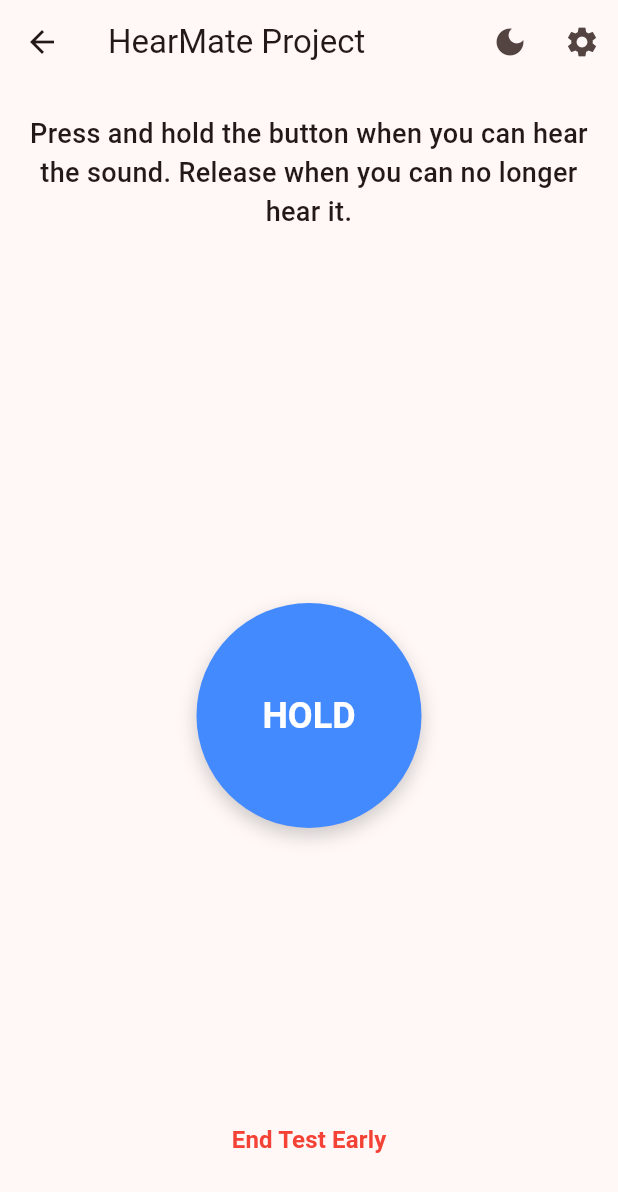
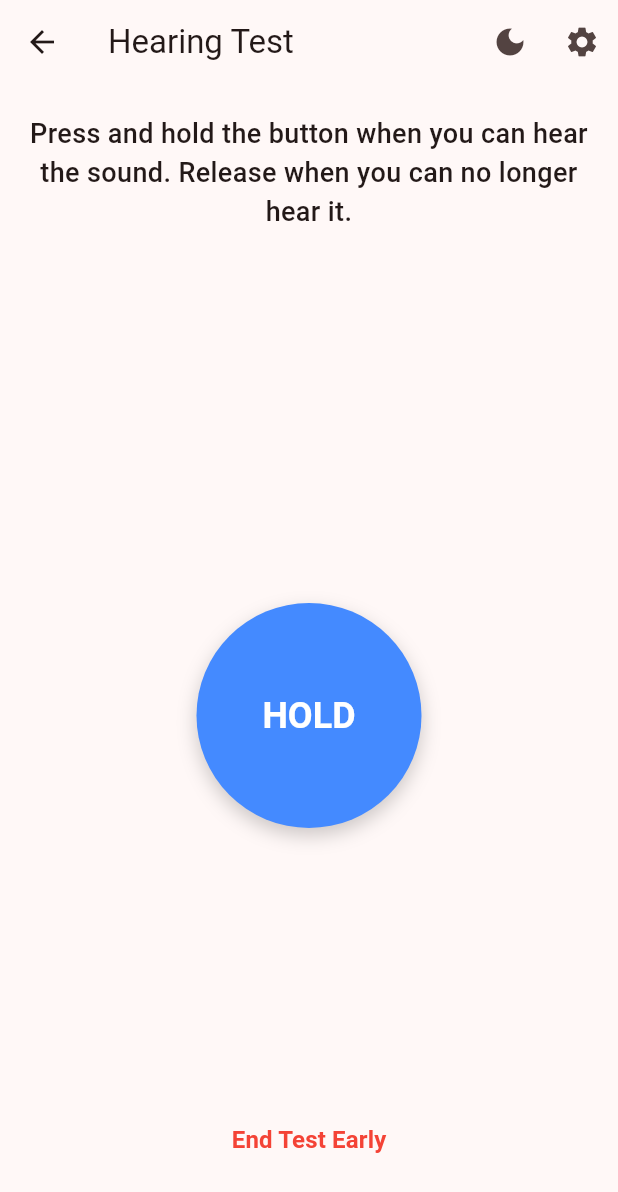
Before and after one commit to HearMate/hear-mate-app, a Flutter app: the HearingTestPage screen opened by its route, on a phone screen of 412 x 824 dp. Shown: the top 1192 px of the screen. Run offline on Flutter 3.47's test engine with Material 3 defaults, Android fonts, the phone set to English and light mode, and no system bars; our stand-ins replace audioplayers, bloc, file_picker, fl_chart, flutter_bloc, flutter_svg and 2 more; accounts and stored records are empty; generated files the repository leaves out were written again.

Commit message:
Update language constants

```diff
--- a/lib/l10n/app_en.arb
+++ b/lib/l10n/app_en.arb
@@ -1,5 +1,11 @@
 {
 	"@@locale": "en",
+
+
+    "comment_homepage1": "=====================================",
+    "comment_homepage2": "============== HomePage =============",
+    "comment_homepage3": "=====================================",
+
 
     "homepage_button_helper": "Please select a module to continue:",
     "homepage_button_audioTest": "Audio Test Module",
@@ -18,6 +24,12 @@
     "@homepage_button_moreModules": {
         "description": "Label for the button indicating more modules will be available in the future."
     },
+
+
+    "comment_echo_parse1": "=====================================",
+    "comment_echo_parse2": "============= Echo Parse ============",
+    "comment_echo_parse3": "=====================================",
+
 
     "echoparse_upload_appbarTitle": "Upload",
     "echoparse_upload_headerUpload": "Load your audiogram",
@@ -64,5 +76,157 @@
 	},
 	"@echoparse_welcome_button_body": {
 		"description": "Text displayed on the button to start the process."
-	}
+	},
+
+    "echoparse_settings_appbar_title": "Settings",
+    "echoparse_settings_language_title": "Language",
+
+    "@echoparse_settings_appbar_title": {
+        "description": "Title displayed in the app bar on the settings screen."
+    },
+    "@echoparse_settings_language_title": {
+        "description": "Label for the language selection option in the settings."
+    },
+
+    "echoparse_upload_done_success_title": "Data loaded successfully.",
+    "echoparse_upload_done_loaded_title": "Audiogram loaded.",
+    "echoparse_upload_done_processed_title": "Image has been processed to CSV.",
+    "echoparse_upload_done_download_title": "Download.",
+    "echoparse_upload_done_saved_title": "Saved files",
+
+    "@echoparse_upload_done_success_title": {
+        "description": "Title displayed when data is successfully loaded."
+    },
+    "@echoparse_upload_done_loaded_title": {
+        "description": "Title displayed when the audiogram is successfully loaded."
+    },
+    "@echoparse_upload_done_processed_title": {
+        "description": "Title displayed when the image has been processed into a CSV file."
+    },
+    "@echoparse_upload_done_download_title": {
+        "description": "Label for the button to download the processed CSV file."
+    },
+    "@echoparse_upload_done_saved_title": {
+        "description": "Title for the section displaying saved files."
+    },
+
+    "echoparse_collection_thanks_title": "Thank you for using",
+    "echoparse_collection_module_name": "Echo Parse!",
+    "echoparse_collection_choose_title": "Choose your way.",
+    "echoparse_collection_parse_title": "Parse new file.",
+    "echoparse_collection_modules_title": "Go back to modules",
+
+    "@echoparse_collection_thanks_title": {
+        "description": "Title displayed to thank the user for using the application."
+    },
+    "@echoparse_collection_module_name": {
+        "description": "Name of the Echo Parse module displayed in the collection screen."
+    },
+    "@echoparse_collection_choose_title": {
+        "description": "Title prompting the user to choose their preferred action or path."
+    },
+    "@echoparse_collection_parse_title": {
+        "description": "Label for the option to parse a new document."
+    },
+    "@echoparse_collection_modules_title": {
+        "description": "Label for the option to navigate back to the modules screen."
+    },
+
+
+    "comment_hearing_test1": "=====================================",
+    "comment_hearing_test2": "============ Hearing Test ===========",
+    "comment_hearing_test3": "=====================================",
+
+
+    "hearing_test_test_page_title": "Hearing Test",
+    "hearing_test_test_page_instruction": "Press and hold the button when you can hear the sound. Release when you can no longer hear it.",
+    "hearing_test_test_page_release": "Release the button now.",
+    "hearing_test_test_page_end": "End Test Early",
+
+    "@hearing_test_test_page_title": {
+        "description": "Title displayed on the hearing test page."
+    },
+    "@hearing_test_test_page_instruction": {
+        "description": "Instruction text explaining how to perform the hearing test."
+    },
+    "@hearing_test_test_page_release": {
+        "description": "Text prompting the user to release the button during the hearing test."
+    },
+    "@hearing_test_test_page_end": {
+        "description": "Label for the option to end the hearing test early."
+    },
+
+    "hearing_test_audiogram_chart_frequency": "Frequency (Hz)",
+    "hearing_test_audiogram_chart_mild_loss": "Mild loss",
+    "hearing_test_audiogram_chart_moderate_loss": "Moderate loss",
+    "hearing_test_audiogram_chart_severe_loss": "Severe loss",
+    "hearing_test_audiogram_chart_left_ear": "Left ear",
+    "hearing_test_audiogram_chart_right_ear": "Right ear",
+
+    "@hearing_test_audiogram_chart_frequency": {
+        "description": "Label for the frequency axis on the audiogram chart."
+    },
+    "@hearing_test_audiogram_chart_mild_loss": {
+        "description": "Label indicating mild hearing loss on the audiogram chart."
+    },
+    "@hearing_test_audiogram_chart_moderate_loss": {
+        "description": "Label indicating moderate hearing loss on the audiogram chart."
+    },
+    "@hearing_test_audiogram_chart_severe_loss": {
+        "description": "Label indicating severe hearing loss on the audiogram chart."
+    },
+    "@hearing_test_audiogram_chart_left_ear": {
+        "description": "Label for the left ear data on the audiogram chart."
+    },
+    "@hearing_test_audiogram_chart_right_ear": {
+        "description": "Label for the right ear data on the audiogram chart."
+    },
+
+    "hearing_test_result_page_title": "HearMate",
+    "hearing_test_result_page_your_results": "Your Hearing Test Results",
+    "hearing_test_result_page_instruction": "Below is your audiogram showing hearing thresholds across different frequencies.",
+    "hearing_test_result_page_note": "Note",
+    "hearing_test_result_page_note_description": "This generated audiogram and hearing test results are not precise and should be interpreted with caution. For an accurate diagnosis, please consult a qualified audiologist or healthcare professional.",
+    "hearing_test_result_page_save_results": "Save results",
+    "hearing_test_result_page_home": "Back to home",
+
+    "@hearing_test_result_page_title": {
+        "description": "Title displayed on the hearing test results page."
+    },
+    "@hearing_test_result_page_your_results": {
+        "description": "Header text indicating the user's hearing test results."
+    },
+    "@hearing_test_result_page_instruction": {
+        "description": "Instruction text explaining the audiogram displayed on the results page."
+    },
+    "@hearing_test_result_page_note": {
+        "description": "Label for the note section on the results page."
+    },
+    "@hearing_test_result_page_note_description": {
+        "description": "Description text warning users about the limitations of the generated audiogram and advising consultation with a professional."
+    },
+    "@hearing_test_result_page_save_results": {
+        "description": "Label for the button to save the hearing test results."
+    },
+    "@hearing_test_result_page_home": {
+        "description": "Label for the button to navigate back to the home page."
+    },
+
+    "hearing_test_welcome_page_title": "Hear Mate",
+    "hearing_test_welcome_page_welcome": "Welcome to Hearing Test",
+    "hearing_test_welcome_page_description": "This module will test your hearing ability across different frequencies.",
+    "hearing_test_welcome_page_start": "Start Test",
+
+    "@hearing_test_welcome_page_title": {
+        "description": "Title displayed on the welcome page of the hearing test module."
+    },
+    "@hearing_test_welcome_page_welcome": {
+        "description": "Welcome message displayed on the hearing test module's welcome page."
+    },
+    "@hearing_test_welcome_page_description": {
+        "description": "Description text explaining the purpose of the hearing test module."
+    },
+    "@hearing_test_welcome_page_start": {
+        "description": "Label for the button to start the hearing test."
+    }
 }
--- a/lib/modules/hearing_test/screens/hearing_test_page/hearing_test_page.dart
+++ b/lib/modules/hearing_test/screens/hearing_test_page/hearing_test_page.dart
@@ -1,5 +1,6 @@
 import 'package:flutter/material.dart';
 import 'package:flutter_bloc/flutter_bloc.dart';
+import 'package:flutter_gen/gen_l10n/app_localizations.dart';
 import 'package:hear_mate_app/modules/hearing_test/blocs/hearing_test/hearing_test_bloc.dart';
 import 'package:hear_mate_app/widgets/hm_app_bar.dart';
 
@@ -12,7 +13,7 @@ class HearingTestPage extends StatelessWidget {
 
     return Scaffold(
       appBar: HMAppBar(
-        title: "HearMate Project",
+        title: AppLocalizations.of(context)!.hearing_test_test_page_title,
         route: ModalRoute.of(context)?.settings.name ?? "",
       ),
       body: BlocConsumer<HearingTestBloc, HearingTestState>(
@@ -24,10 +25,10 @@ class HearingTestPage extends StatelessWidget {
         builder: (context, state) {
           return Column(
             children: [
-              const Padding(
+              Padding(
                 padding: EdgeInsets.all(20.0),
                 child: Text(
-                  'Press and hold the button when you can hear the sound. Release when you can no longer hear it.',
+                  AppLocalizations.of(context)!.hearing_test_test_page_instruction,
                   style: TextStyle(fontSize: 18, fontWeight: FontWeight.w500),
                   textAlign: TextAlign.center,
                 ),
@@ -38,8 +39,8 @@ class HearingTestPage extends StatelessWidget {
                   height: 24,
                   child:
                       state.wasSoundHeard
-                          ? const Text(
-                            'Release the button now.',
+                          ? Text(
+                            AppLocalizations.of(context)!.hearing_test_test_page_release,
                             style: TextStyle(
                               fontSize: 18,
                               fontWeight: FontWeight.bold,
@@ -121,8 +122,8 @@ class HearingTestPage extends StatelessWidget {
                       (route) => false,
                     );
                   },
-                  child: const Text(
-                    'End Test Early',
+                  child: Text(
+                    AppLocalizations.of(context)!.hearing_test_test_page_end,
                     style: TextStyle(color: Colors.red, fontSize: 16),
                   ),
                 ),
--- a/lib/modules/hearing_test/screens/hearing_test_result_page/audiogram_chart.dart
+++ b/lib/modules/hearing_test/screens/hearing_test_result_page/audiogram_chart.dart
@@ -1,5 +1,6 @@
 import 'package:fl_chart/fl_chart.dart';
 import 'package:flutter/material.dart';
+import 'package:flutter_gen/gen_l10n/app_localizations.dart';
 
 /** @TODO
  * This widget needs some changes:
@@ -42,9 +43,9 @@ class AudiogramChart extends StatelessWidget {
             ),
             titlesData: FlTitlesData(
               bottomTitles: AxisTitles(
-                axisNameWidget: const Padding(
+                axisNameWidget: Padding(
                   padding: EdgeInsets.only(top: 1.0),
-                  child: Text('Frequency (Hz)', style: TextStyle(fontSize: 12)),
+                  child: Text(AppLocalizations.of(context)!.hearing_test_audiogram_chart_frequency, style: TextStyle(fontSize: 12)),
                 ),
                 sideTitles: SideTitles(
                   showTitles: true,
@@ -89,9 +90,9 @@ class AudiogramChart extends StatelessWidget {
                 sideTitles: SideTitles(showTitles: false),
               ),
               topTitles: AxisTitles(
-                axisNameWidget: const Padding(
+                axisNameWidget: Padding(
                   padding: EdgeInsets.only(bottom: 20.0),
-                  child: Text('Frequency (Hz)', style: TextStyle(fontSize: 12)),
+                  child: Text(AppLocalizations.of(context)!.hearing_test_audiogram_chart_frequency, style: TextStyle(fontSize: 12)),
                 ),
                 sideTitles: SideTitles(showTitles: false),
               ),
@@ -159,7 +160,7 @@ class AudiogramChart extends StatelessWidget {
                     alignment: Alignment.topRight,
                     padding: const EdgeInsets.only(right: 5, bottom: 5),
                     style: const TextStyle(fontSize: 9, color: Colors.orange),
-                    labelResolver: (line) => 'Mild loss',
+                    labelResolver: (line) => AppLocalizations.of(context)!.hearing_test_audiogram_chart_mild_loss,
                   ),
                 ),
                 HorizontalLine(
@@ -175,7 +176,7 @@ class AudiogramChart extends StatelessWidget {
                       fontSize: 9,
                       color: Colors.deepOrange,
                     ),
-                    labelResolver: (line) => 'Moderate loss',
+                    labelResolver: (line) => AppLocalizations.of(context)!.hearing_test_audiogram_chart_moderate_loss,
                   ),
                 ),
                 HorizontalLine(
@@ -188,7 +189,7 @@ class AudiogramChart extends StatelessWidget {
                     alignment: Alignment.topRight,
                     padding: const EdgeInsets.only(right: 5, bottom: 5),
                     style: const TextStyle(fontSize: 9, color: Colors.red),
-                    labelResolver: (line) => 'Severe loss',
+                    labelResolver: (line) => AppLocalizations.of(context)!.hearing_test_audiogram_chart_severe_loss,
                   ),
                 ),
               ],
@@ -203,11 +204,11 @@ class AudiogramChart extends StatelessWidget {
             children: [
               Container(width: 12, height: 12, color: Colors.blue),
               const SizedBox(width: 4),
-              const Text('Left Ear', style: TextStyle(fontSize: 12)),
+              Text(AppLocalizations.of(context)!.hearing_test_audiogram_chart_left_ear, style: TextStyle(fontSize: 12)),
               const SizedBox(width: 20),
               Container(width: 12, height: 12, color: Colors.red),
               const SizedBox(width: 4),
-              const Text('Right Ear', style: TextStyle(fontSize: 12)),
+              Text(AppLocalizations.of(context)!.hearing_test_audiogram_chart_right_ear, style: TextStyle(fontSize: 12)),
             ],
           ),
         ),
--- a/lib/modules/hearing_test/screens/hearing_test_result_page/hearing_test_result_page.dart
+++ b/lib/modules/hearing_test/screens/hearing_test_result_page/hearing_test_result_page.dart
@@ -5,6 +5,7 @@ import 'package:hear_mate_app/modules/hearing_test/screens/hearing_test_result_p
 import 'package:hear_mate_app/widgets/hm_app_bar.dart';
 import 'package:fl_chart/fl_chart.dart';
 import 'package:hm_theme/hm_theme.dart';
+import 'package:flutter_gen/gen_l10n/app_localizations.dart';
 
 class HearingTestResultPage extends StatelessWidget {
   HearingTestResultPage({super.key});
@@ -31,7 +32,7 @@ class HearingTestResultPage extends StatelessWidget {
 
         return Scaffold(
           appBar: HMAppBar(
-            title: "HearMate Project",
+            title: AppLocalizations.of(context)!.hearing_test_result_page_title,
             route: ModalRoute.of(context)?.settings.name ?? "",
           ),
           body: SingleChildScrollView(
@@ -39,10 +40,10 @@ class HearingTestResultPage extends StatelessWidget {
               child: Column(
                 mainAxisAlignment: MainAxisAlignment.center,
                 children: [
-                  const Padding(
+                  Padding(
                     padding: EdgeInsets.all(20.0),
                     child: Text(
-                      'Your Hearing Test Results',
+                      AppLocalizations.of(context)!.hearing_test_result_page_your_results,
                       style: TextStyle(
                         fontSize: 28,
                         fontWeight: FontWeight.bold,
@@ -51,10 +52,10 @@ class HearingTestResultPage extends StatelessWidget {
                     ),
                   ),
                   const SizedBox(height: 20),
-                  const Padding(
+                  Padding(
                     padding: EdgeInsets.symmetric(horizontal: 30),
                     child: Text(
-                      'Below is your audiogram showing hearing thresholds across different frequencies.',
+                      AppLocalizations.of(context)!.hearing_test_result_page_instruction,
                       style: TextStyle(fontSize: 18, color: Colors.grey),
                       textAlign: TextAlign.center,
                     ),
@@ -101,7 +102,7 @@ class HearingTestResultPage extends StatelessWidget {
                           crossAxisAlignment: CrossAxisAlignment.start,
                           children: [
                             Text(
-                              'Note',
+                              AppLocalizations.of(context)!.hearing_test_result_page_note,
                               style: TextStyle(
                                 fontSize: 20,
                                 fontWeight: FontWeight.bold,
@@ -113,8 +114,7 @@ class HearingTestResultPage extends StatelessWidget {
                             ),
                             SizedBox(height: 15),
                             Text(
-                              'This generated audiogram and hearing test results are not precise and should be interpreted with caution. '
-                              'For an accurate diagnosis, please consult a qualified audiologist or healthcare professional.',
+                              AppLocalizations.of(context)!.hearing_test_result_page_note_description,
                               style: Theme.of(
                                 context,
                               ).textTheme.bodyMedium?.copyWith(
@@ -139,8 +139,8 @@ class HearingTestResultPage extends StatelessWidget {
                       ),
                       backgroundColor: Colors.blueAccent,
                     ),
-                    child: const Text(
-                      'Save Results',
+                    child: Text(
+                      AppLocalizations.of(context)!.hearing_test_result_page_save_results,
                       style: TextStyle(fontSize: 18, color: Colors.white),
                     ),
                   ),
@@ -153,8 +153,8 @@ class HearingTestResultPage extends StatelessWidget {
                         (route) => false,
                       );
                     },
-                    child: const Text(
-                      'Back to home',
+                    child: Text(
+                      AppLocalizations.of(context)!.hearing_test_result_page_home,
                       style: TextStyle(fontSize: 16, color: Colors.blueAccent),
                     ),
                   ),
--- a/lib/modules/hearing_test/screens/hearing_test_welcome_page/hearing_test_welcome_page.dart
+++ b/lib/modules/hearing_test/screens/hearing_test_welcome_page/hearing_test_welcome_page.dart
@@ -1,5 +1,6 @@
 import 'package:flutter/material.dart';
 import 'package:hear_mate_app/widgets/hm_app_bar.dart';
+import 'package:flutter_gen/gen_l10n/app_localizations.dart';
 
 class HearingTestWelcomePage extends StatelessWidget {
   const HearingTestWelcomePage({super.key});
@@ -8,26 +9,26 @@ class HearingTestWelcomePage extends StatelessWidget {
   Widget build(BuildContext context) {
     return Scaffold(
       appBar: HMAppBar(
-        title: "HearMate Project",
+        title: AppLocalizations.of(context)!.hearing_test_welcome_page_title,
         route: ModalRoute.of(context)?.settings.name ?? "",
       ),
       body: Center(
         child: Column(
           mainAxisAlignment: MainAxisAlignment.center,
           children: [
-            const Padding(
+            Padding(
               padding: EdgeInsets.all(20.0),
               child: Text(
-                'Welcome to Hearing Test',
+                AppLocalizations.of(context)!.hearing_test_welcome_page_welcome,
                 style: TextStyle(fontSize: 28, fontWeight: FontWeight.bold),
                 textAlign: TextAlign.center,
               ),
             ),
             const SizedBox(height: 20),
-            const Padding(
+            Padding(
               padding: EdgeInsets.symmetric(horizontal: 30),
               child: Text(
-                'This module will test your hearing ability across different frequencies.',
+                AppLocalizations.of(context)!.hearing_test_welcome_page_description,
                 style: TextStyle(fontSize: 18, color: Colors.grey),
                 textAlign: TextAlign.center,
               ),
@@ -44,8 +45,8 @@ class HearingTestWelcomePage extends StatelessWidget {
                 ),
                 backgroundColor: Colors.blueAccent,
               ),
-              child: const Text(
-                'Start Test',
+              child: Text(
+                AppLocalizations.of(context)!.hearing_test_welcome_page_start,
                 style: TextStyle(fontSize: 18, color: Colors.white),
               ),
             ),
--- a/lib/screens/hm_settings_page.dart
+++ b/lib/screens/hm_settings_page.dart
@@ -3,6 +3,7 @@ import 'package:flutter_bloc/flutter_bloc.dart';
 import 'package:hear_mate_app/data/languages.dart';
 import 'package:hear_mate_app/widgets/hm_app_bar.dart';
 import 'package:hear_mate_app/widgets/locale_provider.dart';
+import 'package:flutter_gen/gen_l10n/app_localizations.dart';
 import 'package:hm_locale/hm_locale.dart';
 
 class HMSettingsPage extends StatelessWidget {
@@ -14,7 +15,7 @@ class HMSettingsPage extends StatelessWidget {
       builder: (context, state) {
         return Scaffold(
           appBar: HMAppBar(
-            title: "Settings",
+            title: AppLocalizations.of(context)!.echoparse_settings_appbar_title,
             route: ModalRoute.of(context)?.settings.name ?? "",
           ),
           body: SafeArea(
@@ -25,7 +26,7 @@ class HMSettingsPage extends StatelessWidget {
                   children: [
                     ListTile(
                       leading: Icon(Icons.language),
-                      title: Text("Language"),
+                      title: Text(AppLocalizations.of(context)!.echoparse_settings_language_title),
                       trailing: DropdownMenu<Locale>(
                         initialSelection: state.locale,
                         onSelected: (Locale? locale) {
```
Also changed, not shown: lib/modules/echo_parse/screens/echo_parse_collection_page/echo_parse_collection_page.dart (+6 -5 lines), lib/modules/echo_parse/screens/echo_parse_upload_done_page/echo_parse_upload_done_page.dart (+9 -8 lines).
